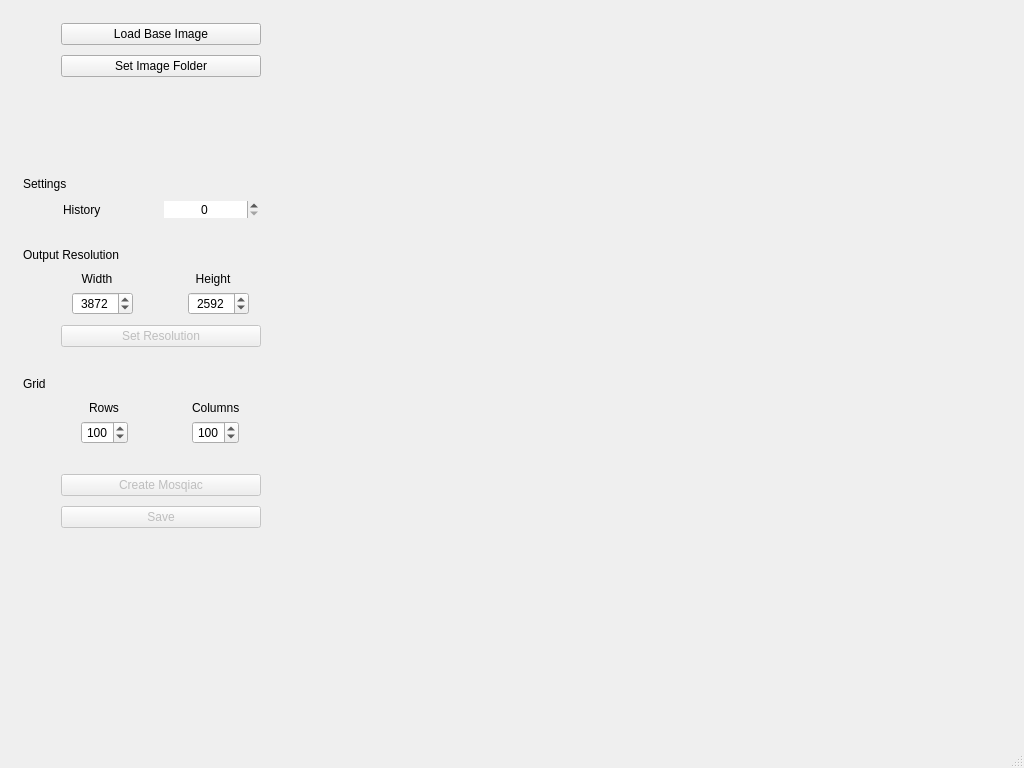
First picture: the form in mainwindow.ui, repository scheckmedia/ImageMosaicWall, before the edit.
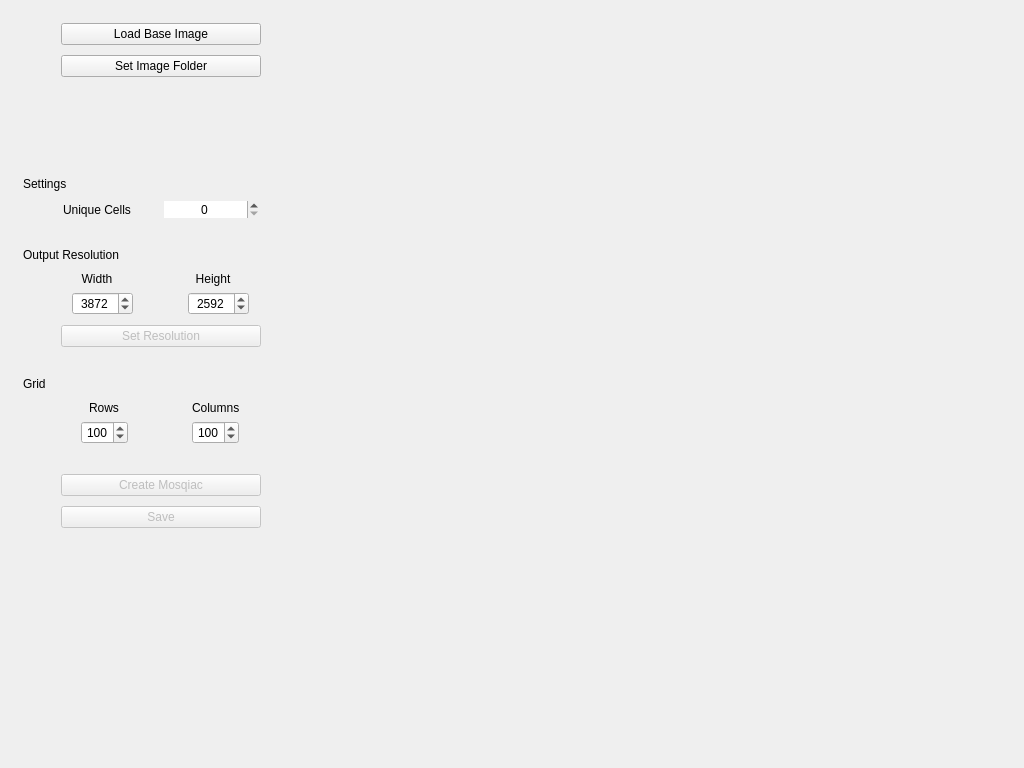
Second picture: the form after the edit. Icons and pictures are not drawn.

Commit message: added loading state for buttons

Diff of the .ui file:
```diff
--- a/mainwindow.ui
+++ b/mainwindow.ui
@@ -201,7 +201,7 @@
              <item>
               <widget class="QLabel" name="label_9">
                <property name="text">
-                <string>History</string>
+                <string>Unique Cells</string>
                </property>
               </widget>
              </item>
@@ -608,7 +608,6 @@
     </item>
    </layout>
   </widget>
-  <widget class="QStatusBar" name="statusBar"/>
  </widget>
  <layoutdefault spacing="6" margin="11"/>
  <resources>
```
The commit also changes 2 other files.
